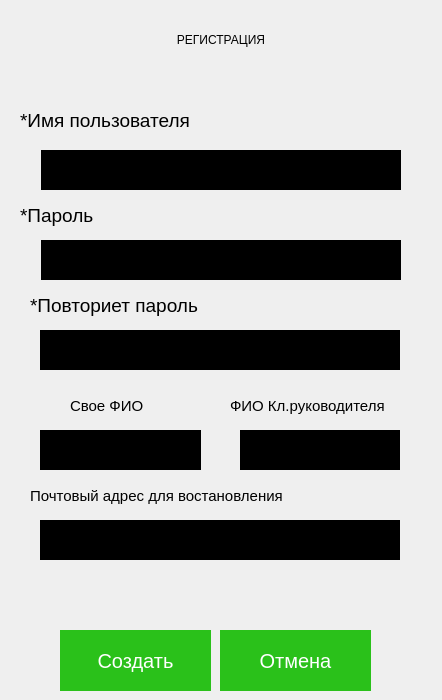
Above: ui/regist.ui from IZBYSHNIK/F6 before the change. Below: the same form after it.
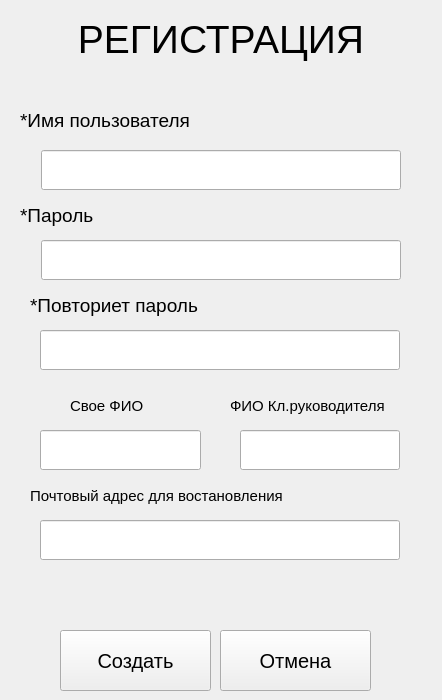
That is the form after the change.

Diff of the .ui file:
```diff
--- a/ui/regist.ui
+++ b/ui/regist.ui
@@ -47,37 +47,7 @@
    <string>Авторизация</string>
   </property>
   <property name="styleSheet">
-   <string notr="true">QPushButton{
-font-size: 20px;
-color: white;
-}
-
-QPushButton:hover {
-	border: 6px solid green;
-	font: 21px;
-
-}
-
-Form {
-background: #f9f8f4;
-}
-
-QLabel#auth{
-	font-size: 45px;
-font-family: Myriad Pro;
-text-align: center;
-background: #bcbbb7;
-}
-
-QLineEdit {
-border: none;
-color:white;
-padding-left: 15px;
-padding-right: 15px;
-font: 16px;
-background: black;
-}
-</string>
+   <string notr="true"/>
   </property>
   <widget class="QLabel" name="regist_lable">
    <property name="enabled">
@@ -103,6 +73,11 @@
      <height>70</height>
     </size>
    </property>
+   <property name="font">
+    <font>
+     <pointsize>29</pointsize>
+    </font>
+   </property>
    <property name="styleSheet">
     <string notr="true"/>
    </property>
@@ -130,12 +105,14 @@
    </property>
    <property name="font">
     <font>
-     <pointsize>-1</pointsize>
      <weight>50</weight>
      <italic>false</italic>
      <bold>false</bold>
     </font>
    </property>
+   <property name="styleSheet">
+    <string notr="true"/>
+   </property>
   </widget>
   <widget class="QPushButton" name="create_push">
    <property name="geometry">
@@ -146,6 +123,11 @@
      <height>61</height>
     </rect>
    </property>
+   <property name="font">
+    <font>
+     <pointsize>15</pointsize>
+    </font>
+   </property>
    <property name="cursor">
     <cursorShape>ArrowCursor</cursorShape>
    </property>
@@ -153,13 +135,7 @@
     <bool>false</bool>
    </property>
    <property name="styleSheet">
-    <string notr="true">background: #2ac11a;
-border: none;
-
-
-
-
-</string>
+    <string notr="true"/>
    </property>
    <property name="text">
     <string>Создать</string>
@@ -183,9 +159,13 @@
      <height>61</height>
     </rect>
    </property>
+   <property name="font">
+    <font>
+     <pointsize>15</pointsize>
+    </font>
+   </property>
    <property name="styleSheet">
-    <string notr="true">background: #2ac11a;
-border: none;</string>
+    <string notr="true"/>
    </property>
    <property name="text">
     <string>Отмена</string>
@@ -344,7 +324,6 @@
    </property>
    <property name="font">
     <font>
-     <pointsize>-1</pointsize>
      <weight>50</weight>
      <italic>false</italic>
      <bold>false</bold>
```
